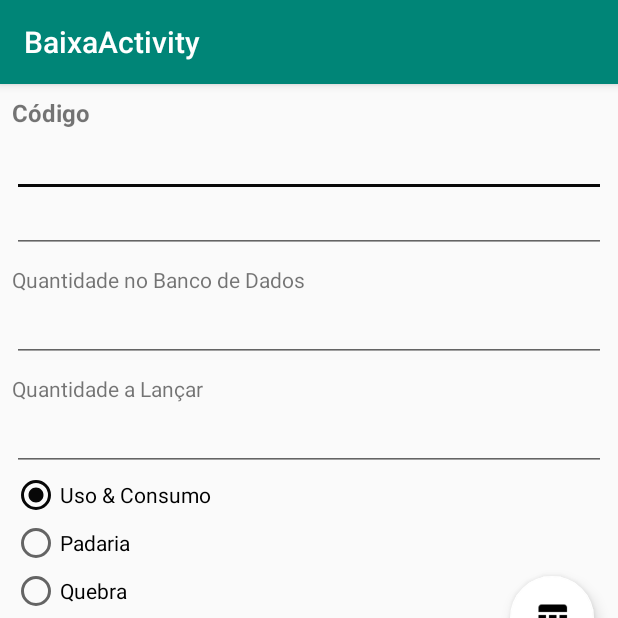
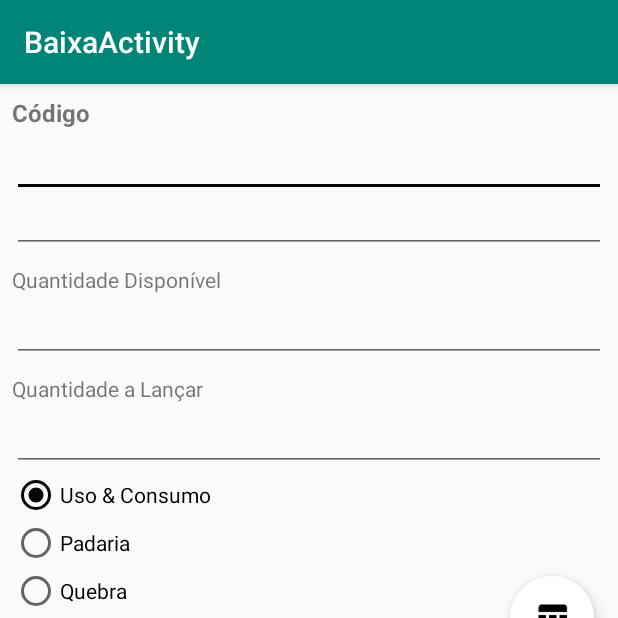
Before and after one commit to jothbc/ControleEstoqueAndroid, an Android app: the BaixaActivity screen opened directly, with no data from a screen before it, on a phone screen of 412 x 824 dp, the top half of it. Run offline under Robolectric (Android 15) with nearby library versions, the phone set to English and light mode, and no system bars; libraries missing offline, so code that uses them is left out: com.google.zxing.integration; 1 statement that could not run was skipped.

Commit message:
*possivel ler código de barras com a camera *icone alterado e descrição também

```diff
--- a/app/src/main/AndroidManifest.xml
+++ b/app/src/main/AndroidManifest.xml
@@ -8,7 +8,7 @@
         android:allowBackup="true"
         android:icon="@mipmap/ic_launcher"
         android:label="@string/app_name"
-        android:roundIcon="@mipmap/ic_launcher_round"
+        android:roundIcon="@drawable/logo_test"
         android:supportsRtl="true"
         android:theme="@style/AppTheme">
         <activity
--- a/app/src/main/res/layout/content_baixa.xml
+++ b/app/src/main/res/layout/content_baixa.xml
@@ -53,7 +53,7 @@
         android:layout_width="0dp"
         android:layout_height="wrap_content"
         android:layout_marginTop="8dp"
-        android:text="@string/lbl_quantidade_banco_dados"
+        android:text="@string/lbl_quantidade_disponivel"
         app:layout_constraintEnd_toEndOf="@+id/edtDescricao"
         app:layout_constraintStart_toStartOf="@+id/edtDescricao"
         app:layout_constraintTop_toBottomOf="@+id/edtDescricao" />
--- a/app/src/main/res/values/strings.xml
+++ b/app/src/main/res/values/strings.xml
@@ -1,5 +1,5 @@
 <resources>
-    <string name="app_name">Controle Estoque</string>
+    <string name="app_name">JCR Controle Estoque</string>
     <string name="action_settings">Settings</string>
     <string name="lbl_login">Login</string>
     <string name="lbl_senha">Senha</string>
@@ -21,4 +21,5 @@
     <string name="message_produto_null">Algo de errado não esta certo.</string>
     <string name="message_erro_operacao">Não foi possível realizar a operação.</string>
     <string name="title_erro">Erro</string>
+    <string name="lbl_quantidade_disponivel">Quantidade Disponível</string>
 </resources>
```
Also changed, not shown: app/src/main/res/drawable/logo_test.png (added).
